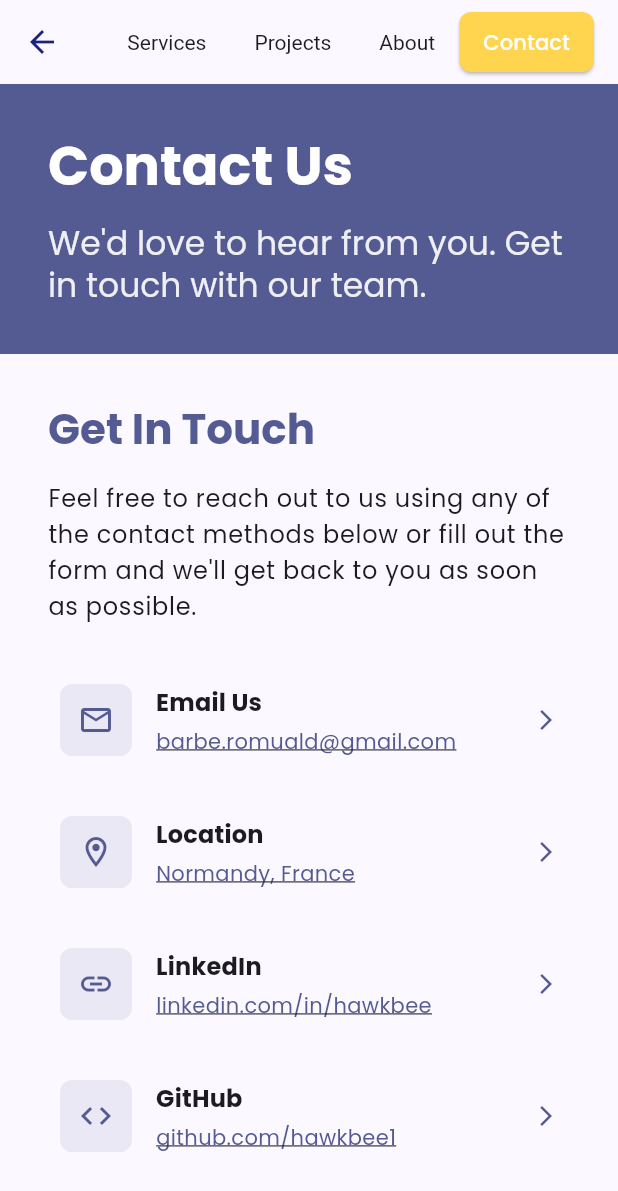
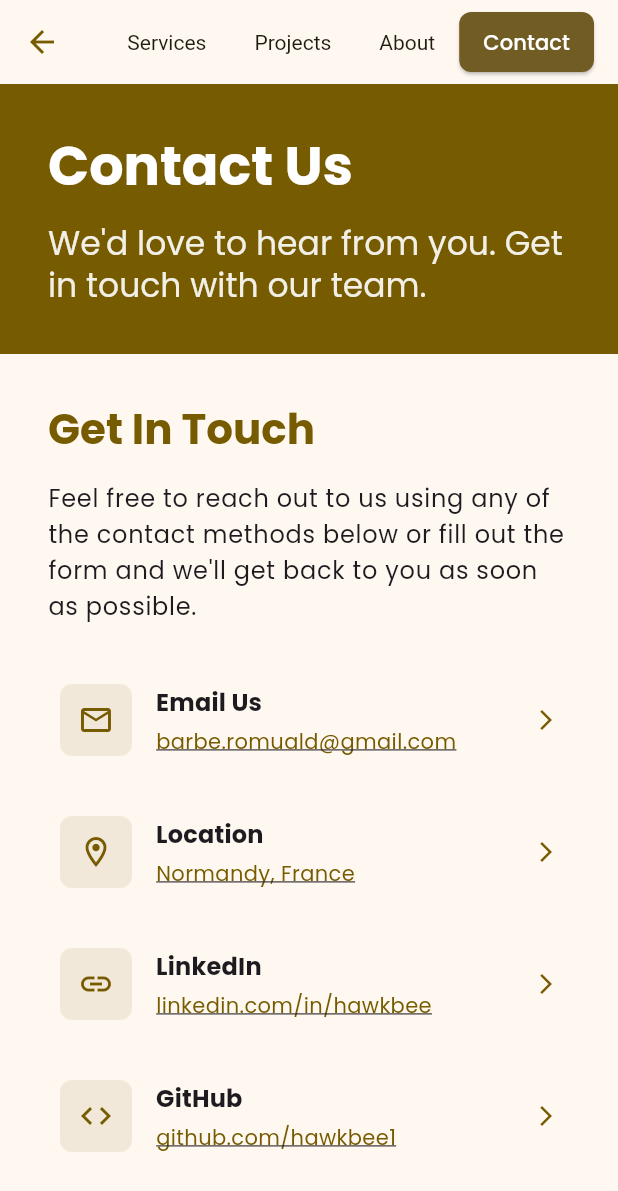
Before and after one commit to hawkbee1/adsequor_fr, a Flutter app: the ContactScreen screen opened directly, on a phone screen of 412 x 824 dp. Shown: the top 1191 px of the screen. Run offline on Flutter 3.47's test engine with Material 3 defaults, Android fonts, the light colour scheme and no system bars; our stand-ins replace google_fonts.

Commit message:
dynamic theming fromm seed color

```diff
--- a/lib/utils/app_theme.dart
+++ b/lib/utils/app_theme.dart
@@ -5,30 +5,33 @@ class AppTheme {
   // Private constructor to prevent instantiation
   AppTheme._();
 
-  // Color constants
-  static const Color primaryColor = Color(0xFF1A237E); // Deep Indigo
-  static const Color secondaryColor = Color(0xFFFFD54F); // Amber
-  static const Color accentColor = Color(0xFF29B6F6); // Light Blue
-  static const Color errorColor = Color(0xFFD32F2F); // Red
-  static const Color textDarkColor = Color(0xFF263238);
-  static const Color textLightColor = Color(0xFFFAFAFA);
+  // Seed color
+  static const Color seedColor = Color(0xFFFFCB2F);
+
+  // Create color schemes to reuse
+  static final ColorScheme _lightColorScheme = ColorScheme.fromSeed(
+    seedColor: seedColor,
+    brightness: Brightness.light,
+    dynamicSchemeVariant: DynamicSchemeVariant.content,
+  );
+
+  static final ColorScheme _darkColorScheme = ColorScheme.fromSeed(
+    seedColor: seedColor,
+    brightness: Brightness.dark,
+  );
 
   // Light theme
   static ThemeData lightTheme = ThemeData(
     useMaterial3: true,
-    colorScheme: ColorScheme.fromSeed(
-      seedColor: primaryColor,
-      secondary: secondaryColor,
-      brightness: Brightness.light,
-    ),
+    colorScheme: _lightColorScheme,
     textTheme: GoogleFonts.poppinsTextTheme(),
-    appBarTheme: const AppBarTheme(
+    appBarTheme: AppBarTheme(
       elevation: 0,
       centerTitle: false,
       color: Colors.transparent,
-      foregroundColor: primaryColor,
+      foregroundColor: _lightColorScheme.primary,
       titleTextStyle: TextStyle(
-        color: primaryColor,
+        color: _lightColorScheme.primary,
         fontSize: 20.0,
         fontWeight: FontWeight.bold,
       ),
@@ -37,7 +40,7 @@ class AppTheme {
       style: ElevatedButton.styleFrom(
         padding: const EdgeInsets.symmetric(horizontal: 24, vertical: 12),
         shape: RoundedRectangleBorder(borderRadius: BorderRadius.circular(8)),
-        backgroundColor: primaryColor,
+        backgroundColor: _lightColorScheme.primary,
         foregroundColor: Colors.white,
       ),
     ),
@@ -45,14 +48,14 @@ class AppTheme {
       style: OutlinedButton.styleFrom(
         padding: const EdgeInsets.symmetric(horizontal: 24, vertical: 12),
         shape: RoundedRectangleBorder(borderRadius: BorderRadius.circular(8)),
-        side: const BorderSide(color: primaryColor, width: 1.5),
-        foregroundColor: primaryColor,
+        side: BorderSide(color: _lightColorScheme.primary, width: 1.5),
+        foregroundColor: _lightColorScheme.primary,
       ),
     ),
     textButtonTheme: TextButtonThemeData(
       style: TextButton.styleFrom(
         padding: const EdgeInsets.symmetric(horizontal: 16, vertical: 8),
-        foregroundColor: primaryColor,
+        foregroundColor: _lightColorScheme.primary,
       ),
     ),
     cardTheme: CardTheme(
@@ -60,11 +63,11 @@ class AppTheme {
       shape: RoundedRectangleBorder(borderRadius: BorderRadius.circular(12)),
       clipBehavior: Clip.antiAlias,
     ),
-    chipTheme: const ChipThemeData(
-      backgroundColor: Color(0xFFE0E0E0),
-      selectedColor: Color(0xFFBBDEFB),
-      padding: EdgeInsets.symmetric(horizontal: 12, vertical: 8),
-      labelStyle: TextStyle(fontSize: 14),
+    chipTheme: ChipThemeData(
+      backgroundColor: const Color(0xFFE0E0E0),
+      selectedColor: _lightColorScheme.primaryContainer,
+      padding: const EdgeInsets.symmetric(horizontal: 12, vertical: 8),
+      labelStyle: const TextStyle(fontSize: 14),
     ),
     inputDecorationTheme: InputDecorationTheme(
       filled: true,
@@ -76,7 +79,7 @@ class AppTheme {
       ),
       focusedBorder: OutlineInputBorder(
         borderRadius: BorderRadius.circular(8),
-        borderSide: const BorderSide(color: primaryColor, width: 2),
+        borderSide: BorderSide(color: _lightColorScheme.primary, width: 2),
       ),
       enabledBorder: OutlineInputBorder(
         borderRadius: BorderRadius.circular(8),
@@ -84,11 +87,11 @@ class AppTheme {
       ),
       errorBorder: OutlineInputBorder(
         borderRadius: BorderRadius.circular(8),
-        borderSide: BorderSide(color: errorColor, width: 1.5),
+        borderSide: BorderSide(color: _lightColorScheme.error, width: 1.5),
       ),
       focusedErrorBorder: OutlineInputBorder(
         borderRadius: BorderRadius.circular(8),
-        borderSide: BorderSide(color: errorColor, width: 2),
+        borderSide: BorderSide(color: _lightColorScheme.error, width: 2),
       ),
       labelStyle: TextStyle(color: Colors.grey.shade700),
     ),
@@ -97,11 +100,7 @@ class AppTheme {
   // Dark theme (for future implementation)
   static ThemeData darkTheme = ThemeData(
     useMaterial3: true,
-    colorScheme: ColorScheme.fromSeed(
-      seedColor: primaryColor,
-      secondary: secondaryColor,
-      brightness: Brightness.dark,
-    ),
+    colorScheme: _darkColorScheme,
     textTheme: GoogleFonts.poppinsTextTheme(ThemeData.dark().textTheme),
     // Add more dark theme customizations as needed
   );
```
